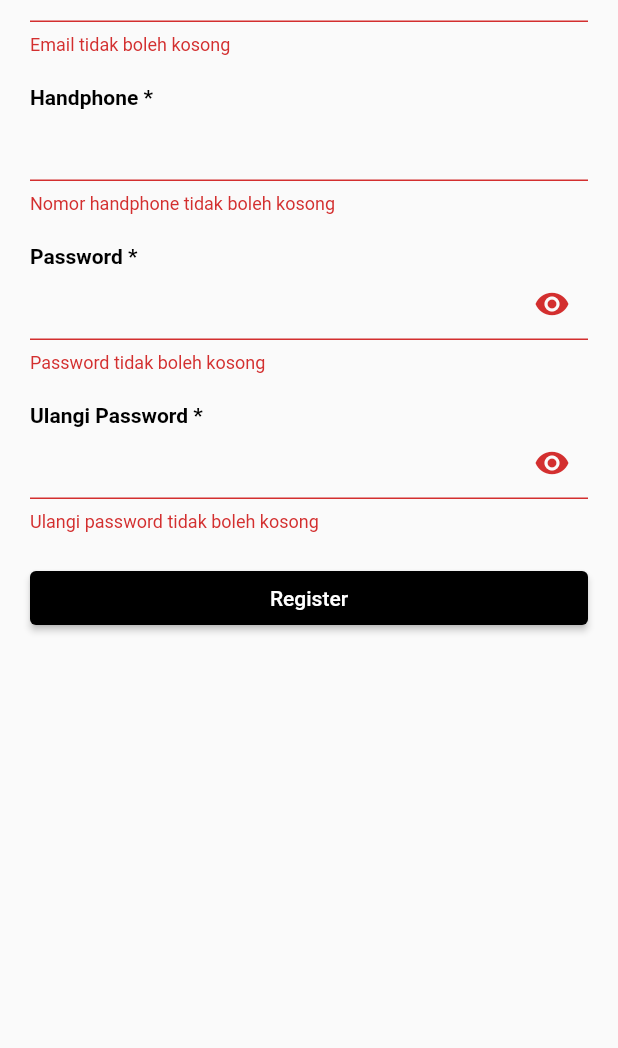
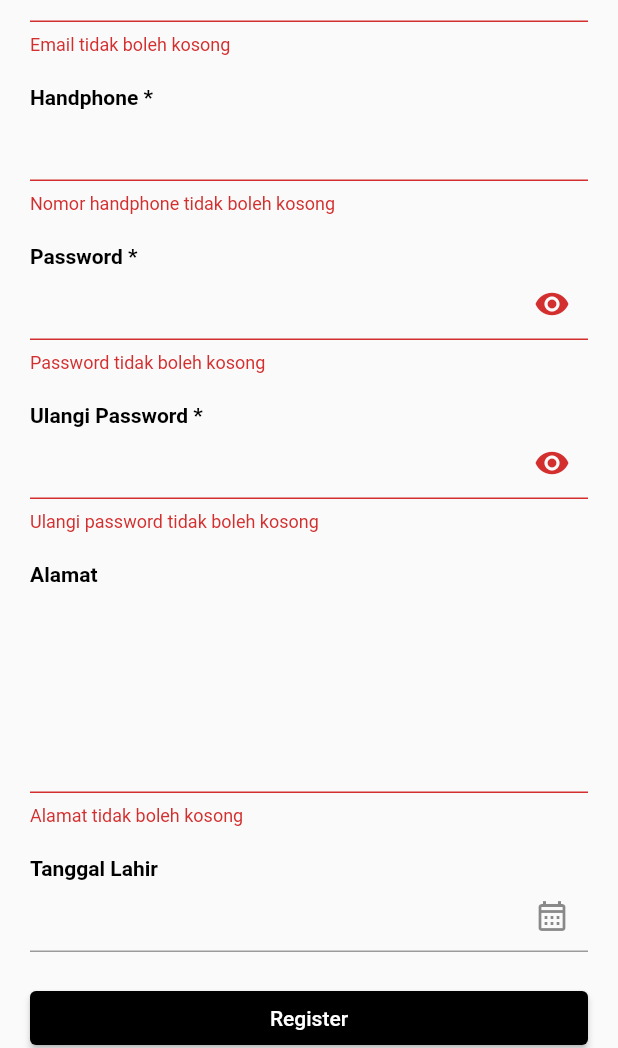
Before and after one commit to budimanlai/flutter-common_lib, a Flutter app: the RegisterPage screen opened directly, after a tap on "Register", on a phone screen of 412 x 824 dp, the part 188-1236 px from its top. Run offline on Flutter 3.47's test engine with Material 2 defaults, Android fonts, the phone set to English and light mode, and no system bars.

Commit message:
add DateField

```diff
--- a/example/lib/form/register.dart
+++ b/example/lib/form/register.dart
@@ -14,6 +14,8 @@ class _RegisterPageState extends State<RegisterPage> {
   final TextEditingController _passwordController = TextEditingController();
   final TextEditingController _rePasswordController = TextEditingController();
   final TextEditingController _handphoneController = TextEditingController();
+  final TextEditingController _alamatController = TextEditingController();
+  final TextEditingController _dobController = TextEditingController();
   final _formKey = GlobalKey<FormState>();
 
   @override
@@ -30,7 +32,7 @@ class _RegisterPageState extends State<RegisterPage> {
         appBar: AppBar(
           title: Text("Register"),
         ),
-        body: Center(
+        body: SingleChildScrollView(
           child: Padding(
             padding: const EdgeInsets.all(20.0),
             child: Form(
@@ -104,11 +106,29 @@ class _RegisterPageState extends State<RegisterPage> {
                         return "Ulangi password tidak boleh kosong";
                       }
 
-                      if (_passwordController.text != _rePasswordController.text) {
+                      if (_passwordController.text !=
+                          _rePasswordController.text) {
                         return "Password dan ulangi password tidak sama";
                       }
                       return null;
                     },
+                  ),
+                  new MyUi.TextAreaField(
+                    title: "Alamat",
+                    controller: _alamatController,
+                    maxLines: 6,
+                    validator: (value) {
+                      if (value == null || value.isEmpty) {
+                        return "Alamat tidak boleh kosong";
+                      }
+
+                      return null;
+                    },
+                  ),
+                  new MyUi.DateField(
+                    title: "Tanggal Lahir",
+                    controller: _dobController,
+                    dateFormat: "dd/MMM/yyyy",
                   ),
                   SizedBox(
                     width: double.infinity,
@@ -119,8 +139,10 @@ class _RegisterPageState extends State<RegisterPage> {
                             var data = {
                               "email": _emailController.text,
                               "password": _passwordController.text,
-                              "handphone": _handphoneController.text.normalizePhone(),
-                              "repeat_password": _rePasswordController.text
+                              "handphone":
+                                  _handphoneController.text.normalizePhone(),
+                              "repeat_password": _rePasswordController.text,
+                              "alamat": _alamatController.text
                             };
                             print(data);
                             // If the form is valid, display a snackbar. In the real world,
--- /dev/null
+++ b/lib/ui/form/date_field.dart
@@ -0,0 +1,97 @@
+part of 'package:common_lib/ui/ui.dart';
+
+// ignore: must_be_immutable
+class DateField extends StatefulWidget {
+  final String title;
+  final String? hintText;
+  final String? helperText;
+  final String? dateFormat;
+  final TextInputType? inputType;
+  final FormFieldValidator<String>? validator;
+  final FormFieldSetter<String>? onSaved;
+  final ValueChanged<String>? onFieldSubmitted;
+  final Key? fieldKey;
+  TextEditingController? controller;
+  final DateTime? initialDate;
+  final DateTime? firstDate;
+  final DateTime? lastDate;
+
+  DateField(
+      {required this.title,
+      this.fieldKey,
+      this.hintText,
+      this.inputType,
+      this.validator,
+      this.onSaved,
+      this.onFieldSubmitted,
+      this.helperText,
+      this.controller,
+      this.initialDate,
+      this.firstDate,
+      this.lastDate,
+      this.dateFormat = "yyyy-MM-dd"});
+
+  @override
+  State<DateField> createState() => _DateFieldState();
+}
+
+class _DateFieldState extends State<DateField> {
+  DateTime? _currentValue;
+
+  @override
+  void initState() {
+    _currentValue = widget.initialDate;
+
+    if (widget.controller == null) {
+      widget.controller = TextEditingController();
+    }
+    super.initState();
+  }
+
+  @override
+  Widget build(BuildContext context) {
+    return Container(
+      margin: EdgeInsets.only(bottom: 20),
+      child: Column(crossAxisAlignment: CrossAxisAlignment.start, children: [
+        Text(
+          widget.title,
+          style: Style.textFormLabel(),
+        ),
+        TextFormField(
+          controller: widget.controller,
+          readOnly: true,
+          onSaved: widget.onSaved,
+          onFieldSubmitted: widget.onFieldSubmitted,
+          validator: widget.validator,
+          onTap: () async {
+            DateTime? pickedDate = await showDatePicker(
+                context: context,
+                initialDate: _currentValue ?? DateTime.now(),
+                firstDate: widget.firstDate ??
+                    DateTime(
+                        1970), //DateTime.now() - not to allow to choose before today.
+                lastDate: widget.lastDate ?? DateTime(2101));
+
+            if (pickedDate != null) {
+              String formattedDate =
+                  DateFormat(widget.dateFormat).format(pickedDate);
+
+              if (widget.controller != null) {
+                setState(() {
+                  _currentValue = pickedDate;
+                  widget.controller!.text = formattedDate;
+                });
+              }
+            } else {
+              print("Date is not selected");
+            }
+          },
+          decoration: InputDecoration(
+              suffixIcon: Icon(Icons.calendar_month_outlined),
+              hintText: widget.hintText ?? "",
+              helperText: widget.helperText),
+        )
+      ]),
+    );
+  }
+}
--- /dev/null
+++ b/lib/ui/form/textarea_field.dart
@@ -0,0 +1,57 @@
+part of 'package:common_lib/ui/ui.dart';
+
+class TextAreaField extends StatefulWidget {
+  final TextEditingController? controller;
+  final String title;
+  final String? hintText;
+  final String? helperText;
+  final bool? readOnly;
+  final int? maxLines;
+  final FormFieldValidator<String>? validator;
+  final FormFieldSetter<String>? onSaved;
+  final ValueChanged<String>? onFieldSubmitted;
+  final Key? fieldKey;
+
+  const TextAreaField(
+      {required this.title,
+      this.fieldKey,
+      this.readOnly,
+      this.hintText,
+      this.validator,
+      this.onSaved,
+      this.onFieldSubmitted,
+      this.helperText,
+      this.controller,
+      this.maxLines});
+
+  @override
+  State<TextAreaField> createState() => _TextAreaFieldState();
+}
+
+class _TextAreaFieldState extends State<TextAreaField> {
+  @override
+  Widget build(BuildContext context) {
+    return Container(
+      margin: EdgeInsets.only(bottom: 20),
+      child: Column(crossAxisAlignment: CrossAxisAlignment.start, children: [
+        Text(
+          widget.title,
+          style: Style.textFormLabel(),
+        ),
+        TextFormField(
+          controller: widget.controller,
+          autocorrect: false,
+          autofocus: false,
+          maxLines: widget.maxLines,
+          readOnly: widget.readOnly ?? false,
+          keyboardType: TextInputType.multiline,
+          onSaved: widget.onSaved,
+          onFieldSubmitted: widget.onFieldSubmitted,
+          validator: widget.validator,
+          decoration: InputDecoration(
+              hintText: widget.hintText, helperText: widget.helperText),
+        )
+      ]),
+    );
+  }
+}
--- a/lib/ui/ui.dart
+++ b/lib/ui/ui.dart
@@ -1,8 +1,11 @@
 import 'package:flutter/material.dart';
 import 'package:common_lib/styles/styles.dart';
 import 'package:common_lib/styles/color.dart';
+import 'package:intl/intl.dart';
 
 part 'form.dart';
 part 'button.dart';
 part 'form/text_field.dart';
 part 'form/password_field.dart';
+part 'form/textarea_field.dart';
+part 'form/date_field.dart';
```
Also changed, not shown: pubspec.lock.
